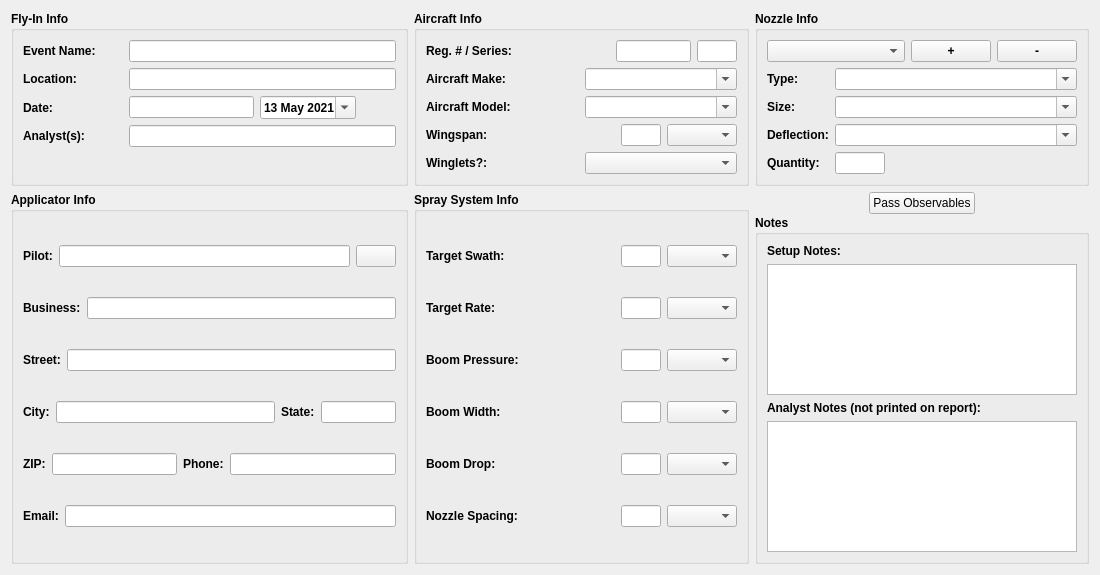
Above: resources/seriesInfo.ui from gill14/AccuPatt before the change. Below: the same form after it.
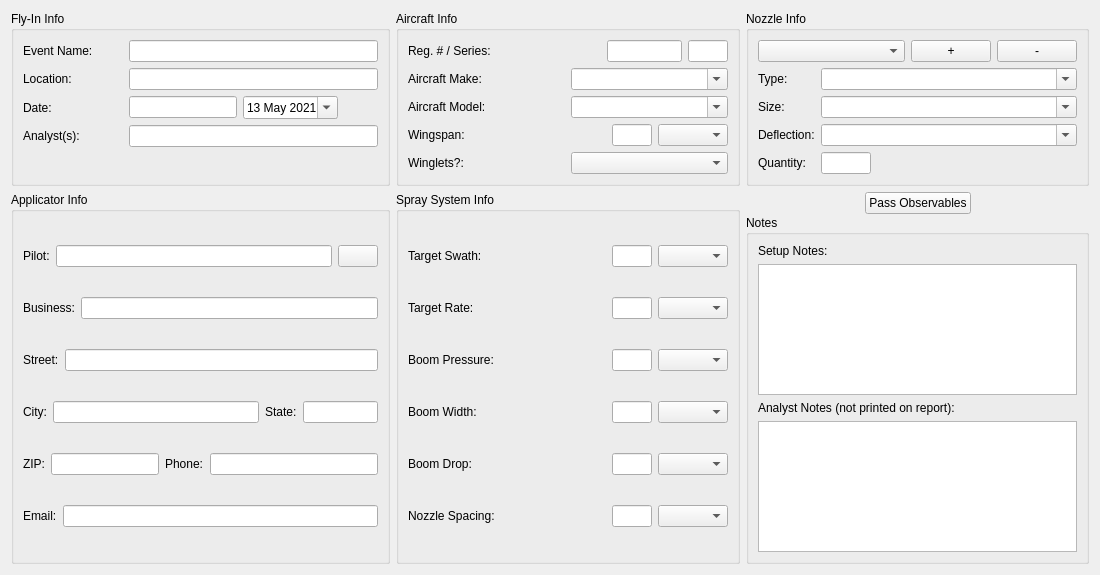
That is the form after the change. Icons and pictures are not drawn.

Commit message: fix some bold text after qt font update

```diff
--- a/resources/seriesInfo.ui
+++ b/resources/seriesInfo.ui
@@ -24,12 +24,6 @@
     <layout class="QGridLayout" name="gridLayout">
      <item row="0" column="1">
       <widget class="QGroupBox" name="groupBox">
-       <property name="font">
-        <font>
-         <weight>75</weight>
-         <bold>true</bold>
-        </font>
-       </property>
        <property name="title">
         <string>Aircraft Info</string>
        </property>
@@ -215,12 +209,6 @@
      </item>
      <item row="1" column="1">
       <widget class="QGroupBox" name="groupBox">
-       <property name="font">
-        <font>
-         <weight>75</weight>
-         <bold>true</bold>
-        </font>
-       </property>
        <property name="title">
         <string>Spray System Info</string>
        </property>
@@ -596,12 +584,6 @@
      </item>
      <item row="0" column="0">
       <widget class="QGroupBox" name="groupBox">
-       <property name="font">
-        <font>
-         <weight>75</weight>
-         <bold>true</bold>
-        </font>
-       </property>
        <property name="title">
         <string>Fly-In Info</string>
        </property>
@@ -798,12 +780,6 @@
      </item>
      <item row="1" column="0">
       <widget class="QGroupBox" name="groupBoxApplicator">
-       <property name="font">
-        <font>
-         <weight>75</weight>
-         <bold>true</bold>
-        </font>
-       </property>
        <property name="title">
         <string>Applicator Info</string>
        </property>
@@ -954,12 +930,6 @@
      </item>
      <item row="0" column="2">
       <widget class="QGroupBox" name="groupBox_5">
-       <property name="font">
-        <font>
-         <weight>75</weight>
-         <bold>true</bold>
-        </font>
-       </property>
        <property name="title">
         <string>Nozzle Info</string>
        </property>
@@ -1018,12 +988,6 @@
               <height>0</height>
              </size>
             </property>
-            <property name="font">
-             <font>
-              <weight>75</weight>
-              <bold>true</bold>
-             </font>
-            </property>
             <property name="editable">
              <bool>true</bool>
             </property>
@@ -1047,12 +1011,6 @@
               <height>0</height>
              </size>
             </property>
-            <property name="font">
-             <font>
-              <weight>75</weight>
-              <bold>true</bold>
-             </font>
-            </property>
             <property name="editable">
              <bool>true</bool>
             </property>
@@ -1076,12 +1034,6 @@
               <height>0</height>
              </size>
             </property>
-            <property name="font">
-             <font>
-              <weight>75</weight>
-              <bold>true</bold>
-             </font>
-            </property>
             <property name="editable">
              <bool>true</bool>
             </property>
@@ -1111,12 +1063,6 @@
               <height>16777215</height>
              </size>
             </property>
-            <property name="font">
-             <font>
-              <weight>75</weight>
-              <bold>true</bold>
-             </font>
-            </property>
            </widget>
           </item>
          </layout>
@@ -1181,12 +1127,6 @@
        </item>
        <item>
         <widget class="QGroupBox" name="groupBox">
-         <property name="font">
-          <font>
-           <weight>75</weight>
-           <bold>true</bold>
-          </font>
-         </property>
          <property name="title">
           <string>Notes</string>
          </property>
```
Left out of the diff: 2 changed lines with no effect on the pictures.
